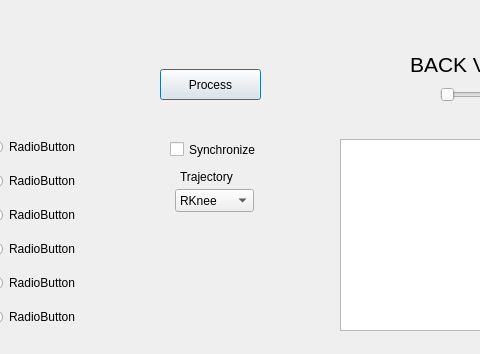
Old version of the form src/run_analysis.ui in the repository Radluy/Running-Gait-Analysis; both pictures show x 450 to 930 and y 321 to 675 of the 1300 by 675 pixel window.
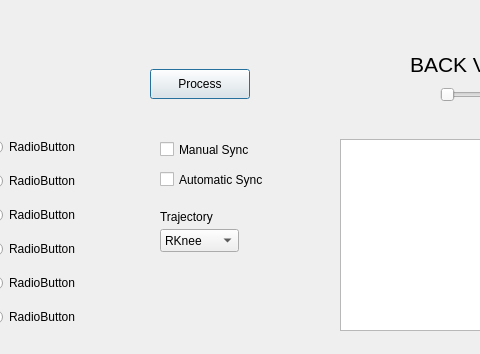
New version of the form. Icons and pictures are not drawn.

Commit message: added auto_sync options + comments and refactoring

The edit to the form file:
```diff
--- a/src/run_analysis.ui
+++ b/src/run_analysis.ui
@@ -35,10 +35,10 @@
   <widget class="QPushButton" name="processButton">
    <property name="geometry">
     <rect>
-     <x>610</x>
+     <x>600</x>
      <y>390</y>
-     <width>101</width>
-     <height>31</height>
+     <width>100</width>
+     <height>30</height>
     </rect>
    </property>
    <property name="text">
@@ -372,14 +372,14 @@
   <widget class="QCheckBox" name="syncCheckBox">
    <property name="geometry">
     <rect>
-     <x>620</x>
+     <x>610</x>
      <y>460</y>
-     <width>121</width>
+     <width>161</width>
      <height>21</height>
     </rect>
    </property>
    <property name="text">
-    <string>Synchronize</string>
+    <string>Manual Sync</string>
    </property>
   </widget>
   <widget class="QPushButton" name="sideVideoUploadButton">
@@ -482,8 +482,8 @@
   <widget class="QComboBox" name="trajectoryPicker">
    <property name="geometry">
     <rect>
-     <x>625</x>
-     <y>510</y>
+     <x>610</x>
+     <y>550</y>
      <width>79</width>
      <height>23</height>
     </rect>
@@ -522,8 +522,8 @@
   <widget class="QLabel" name="label">
    <property name="geometry">
     <rect>
-     <x>630</x>
-     <y>490</y>
+     <x>610</x>
+     <y>530</y>
      <width>81</width>
      <height>16</height>
     </rect>
@@ -576,6 +576,22 @@
     </size>
    </property>
   </widget>
+  <widget class="QCheckBox" name="autoSyncCheckBox">
+   <property name="geometry">
+    <rect>
+     <x>610</x>
+     <y>490</y>
+     <width>171</width>
+     <height>21</height>
+    </rect>
+   </property>
+   <property name="toolTip">
+    <string>Warning! this function is experimental and might not work correctly.</string>
+   </property>
+   <property name="text">
+    <string>Automatic Sync</string>
+   </property>
+  </widget>
  </widget>
  <resources/>
  <connections/>
```
The commit also changes 4 other files.
